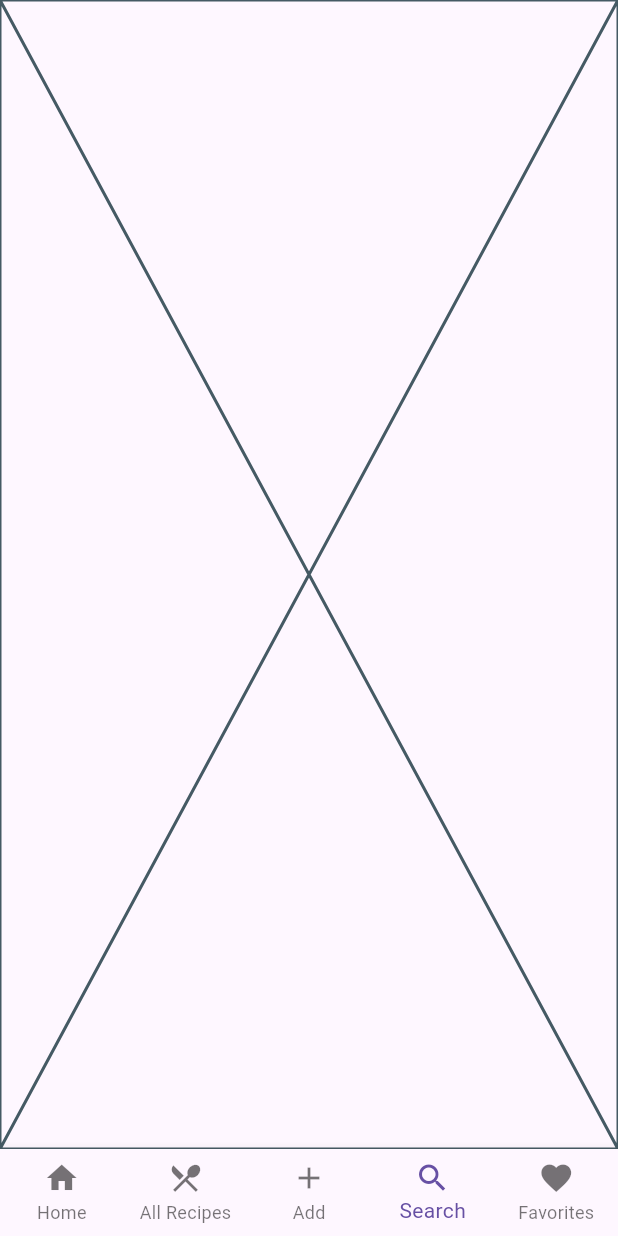
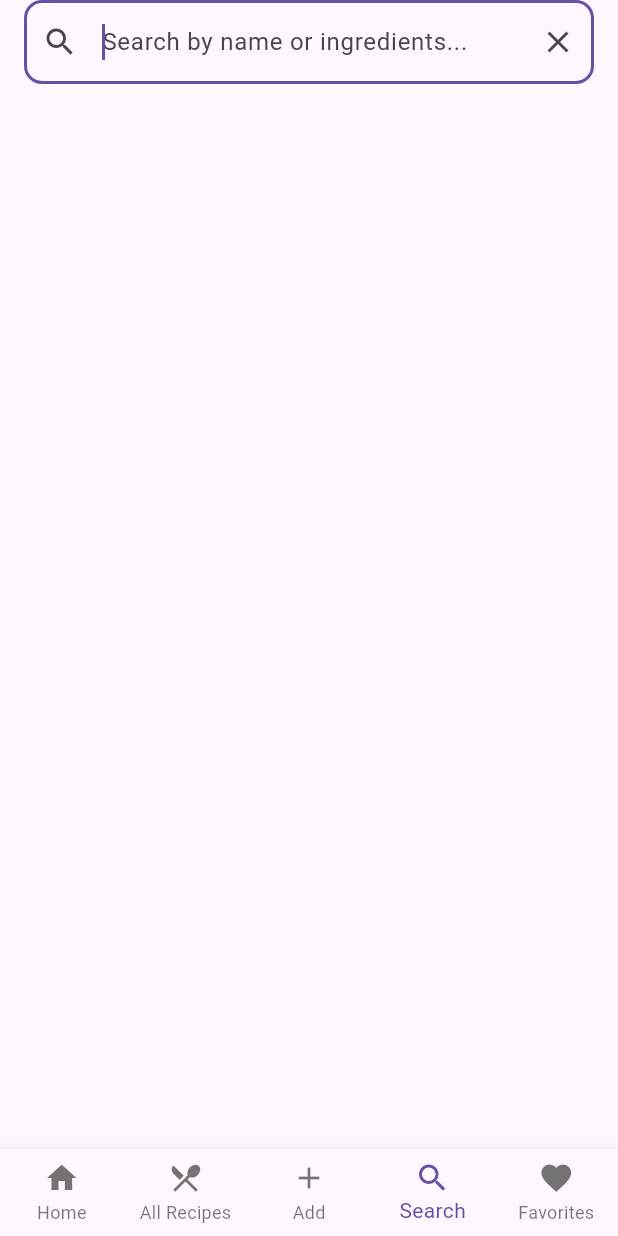
Before and after one commit to BatoulHS/Recipe_App, a Flutter app: the screen it shows after launch, item 4 of the bottom bar chosen, on a phone screen of 412 x 824 dp. Run offline on Flutter 3.47's test engine with Material 3 defaults, Android fonts, the phone set to English and light mode, and no system bars; our stand-ins replace image_picker, sqflite; missing offline and left inert: material_duration_picker; accounts and stored records are empty.

Commit message:
search done

```diff
--- a/lib/screens/search_screen.dart
+++ b/lib/screens/search_screen.dart
@@ -1,16 +1,95 @@
 import 'package:flutter/material.dart';
+import 'package:recipe_app/models/recipe.dart';
+import 'package:recipe_app/widgets/recipe_card.dart';
 
-class SearchScreen extends StatefulWidget{
-  const SearchScreen({super.key});
+class SearchScreen extends StatefulWidget {
+  const SearchScreen({super.key, required this.recipesList});
+
+  final List<Recipe> recipesList;
 
   @override
   State<SearchScreen> createState() => _SearchScreenState();
 }
 
 class _SearchScreenState extends State<SearchScreen> {
+  Widget _buildSearchScreen() {
+    if (!_hasSearched) {
+      return const SizedBox();
+    }
+
+    return _searchResults.isEmpty
+        ? const Center(child: Text('No recipes found'))
+        : ListView.builder(
+          itemCount: _searchResults.length,
+          itemBuilder:
+              (context, index) => RecipeCard(recipe: _searchResults[index]),
+        );
+  }
+
+  bool _hasSearched = false;
+
+  final _searchController = TextEditingController();
+
+  List<Recipe> _searchResults = [];
+  @override
+  void initState() {
+    super.initState();
+    // _searchResults = widget.recipesList;
+    _searchResults = [];
+    _searchController.addListener(_searchRecipes);
+  }
+
+  @override
+  void dispose() {
+    _searchController.removeListener(_searchRecipes);
+    _searchController.dispose();
+    super.dispose();
+  }
+
+  void _searchRecipes() {
+    setState(() {
+      _hasSearched = _searchController.text.isNotEmpty;
+      _searchResults = _search(_searchController.text, widget.recipesList);
+    });
+  }
+
+  List<Recipe> _search(String query, List<Recipe> recipes) {
+    if (query.isEmpty) {
+      // return _searchResults;
+      return [];
+    }
+    return recipes.where((recipe) {
+      return recipe.name.toLowerCase().contains(query.toLowerCase()) ||
+          recipe.ingredients.toLowerCase().contains(query.toLowerCase());
+    }).toList();
+  }
+
   @override
   Widget build(BuildContext context) {
-    return Placeholder();
+    return Scaffold(
+      appBar: AppBar(
+        title: TextField(
+          controller: _searchController,
+          decoration: InputDecoration(
+            hintText: 'Search by name or ingredients...',
+            prefixIcon: const Icon(Icons.search),
+            border: OutlineInputBorder(
+              borderRadius: BorderRadius.circular(12.0),
+            ),
+            suffixIcon: IconButton(
+              icon: const Icon(Icons.clear),
+              onPressed: () {
+                _searchController.clear();
+                setState(() {
+                  _hasSearched = false;
+                });
+              },
+            ),
+          ),
+          autofocus: true,
+        ),
+      ),
+      body: _buildSearchScreen(),
+    );
   }
-
 }
--- a/lib/screens/tabs.dart
+++ b/lib/screens/tabs.dart
@@ -27,7 +27,7 @@ class _TabScreenState extends State<TabScreen> {
     await insertRecipe(recipe);
   }
 
-  void _onCancel(){
+  void _onCancel() {
     setState(() {
       _selectedIndex = 0;
     });
@@ -52,7 +52,7 @@ class _TabScreenState extends State<TabScreen> {
     }
 
     if (_selectedIndex == 3) {
-      activePage = SearchScreen();
+      activePage = SearchScreen(recipesList: widget.savedRecipes,);
     }
 
     if (_selectedIndex == 4) {
```
